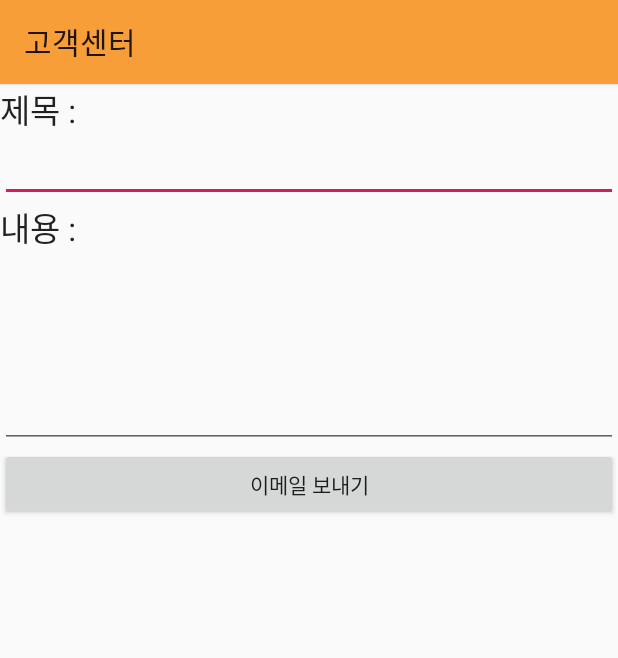
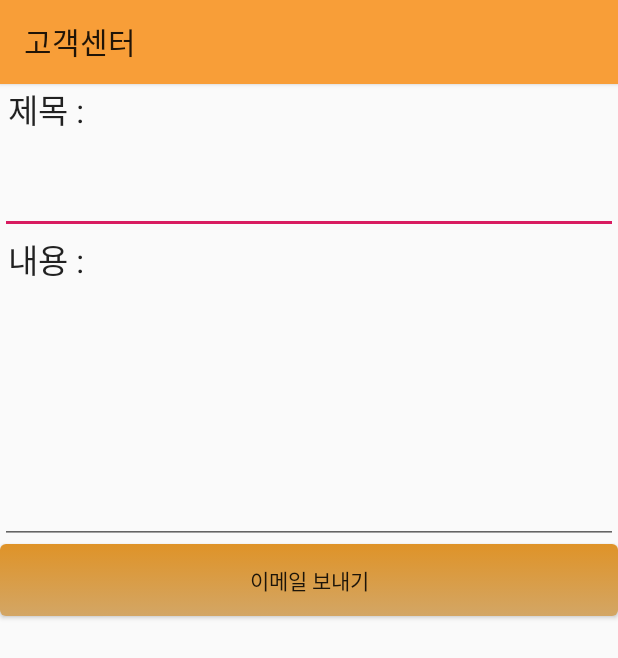
Before and after one commit to jinux325/YouMarket, an Android app: the MailActivity screen opened directly, with no data from a screen before it, on a phone screen of 412 x 824 dp. Shown: the top 658 px of the screen. Run offline under Robolectric (Android 15) with nearby library versions, the phone set to English and light mode, and no system bars.

Commit message:
공지사항, 고객센터

```diff
--- a/app/src/main/java/com/u/marketapp/setting/MailActivity.kt
+++ b/app/src/main/java/com/u/marketapp/setting/MailActivity.kt
@@ -24,7 +24,6 @@ class MailActivity : AppCompatActivity() {
             GlobalScope.launch {
                 sendEmail()
             }
-            //Send Mail
         }
 
     }
--- a/app/src/main/res/layout/activity_mail.xml
+++ b/app/src/main/res/layout/activity_mail.xml
@@ -21,7 +21,7 @@
     <TextView
         android:layout_width="wrap_content"
         android:layout_height="wrap_content"
-        android:text="제목 : "
+        android:text=" 제목 : "
         android:textAppearance="?android:attr/textAppearanceLarge"
         tools:ignore="HardcodedText" />
 
@@ -29,13 +29,15 @@
         android:id="@+id/et_title"
         android:layout_width="match_parent"
         android:layout_height="wrap_content"
-        tools:ignore="Autofill,LabelFor,TextFields" >
+        android:inputType="textMultiLine"
+        android:lines="2"
+        tools:ignore="Autofill,LabelFor" >
     </EditText>
 
     <TextView
         android:layout_width="wrap_content"
         android:layout_height="wrap_content"
-        android:text="내용 : "
+        android:text=" 내용 : "
         android:textAppearance="?android:attr/textAppearanceLarge"
         tools:ignore="HardcodedText" />
 
@@ -45,7 +47,7 @@
         android:layout_height="wrap_content"
         android:gravity="top"
         android:inputType="textMultiLine"
-        android:lines="5"
+        android:lines="7"
         tools:ignore="Autofill,LabelFor" />
 
     <Button
@@ -53,5 +55,6 @@
         android:layout_width="fill_parent"
         android:layout_height="wrap_content"
         android:text="이메일 보내기"
+        android:background="@drawable/button"
         tools:ignore="HardcodedText" />
 </LinearLayout>
```
